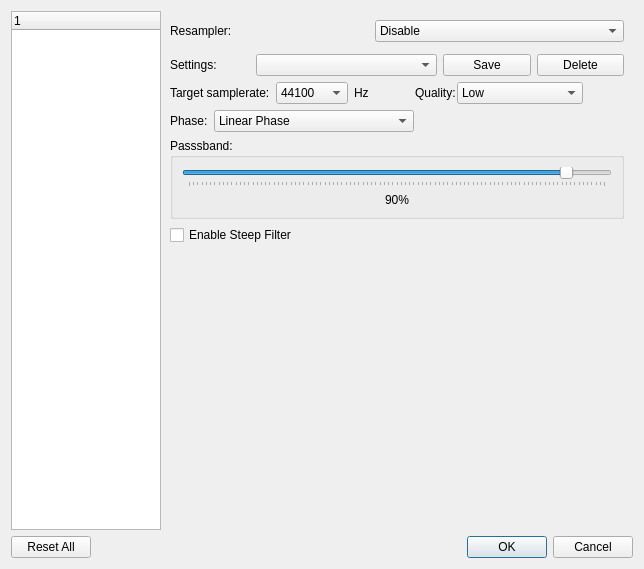
The window that src/xamp/preferencedialog.ui (billlin0904/xamp2) describes before a commit, drawn with Qt 5.
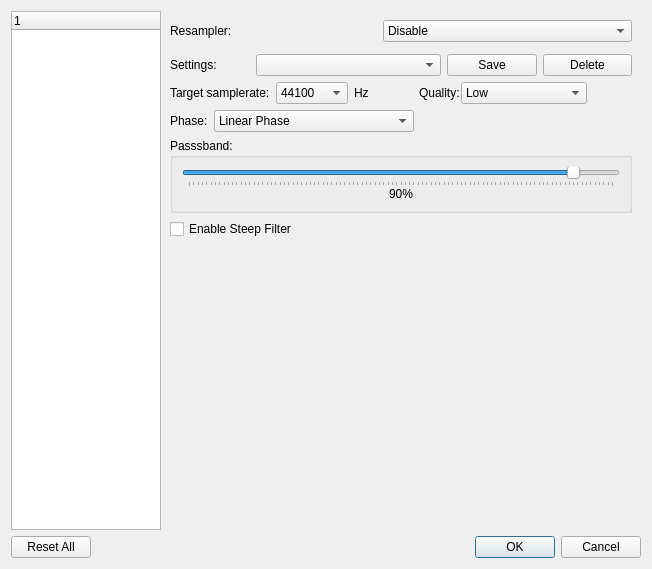
The same window after the commit. The open tabs and pages were chosen to show the change.

```diff
--- a/src/xamp/preferencedialog.ui
+++ b/src/xamp/preferencedialog.ui
@@ -6,7 +6,7 @@
    <rect>
     <x>0</x>
     <y>0</y>
-    <width>644</width>
+    <width>652</width>
     <height>569</height>
    </rect>
   </property>
@@ -466,6 +466,9 @@
                 <string>Passsband:</string>
                </property>
                <layout class="QVBoxLayout" name="verticalLayout_7">
+                <property name="spacing">
+                 <number>0</number>
+                </property>
                 <item>
                  <widget class="QSlider" name="soxrPassbandSlider">
                   <property name="minimum">
```
